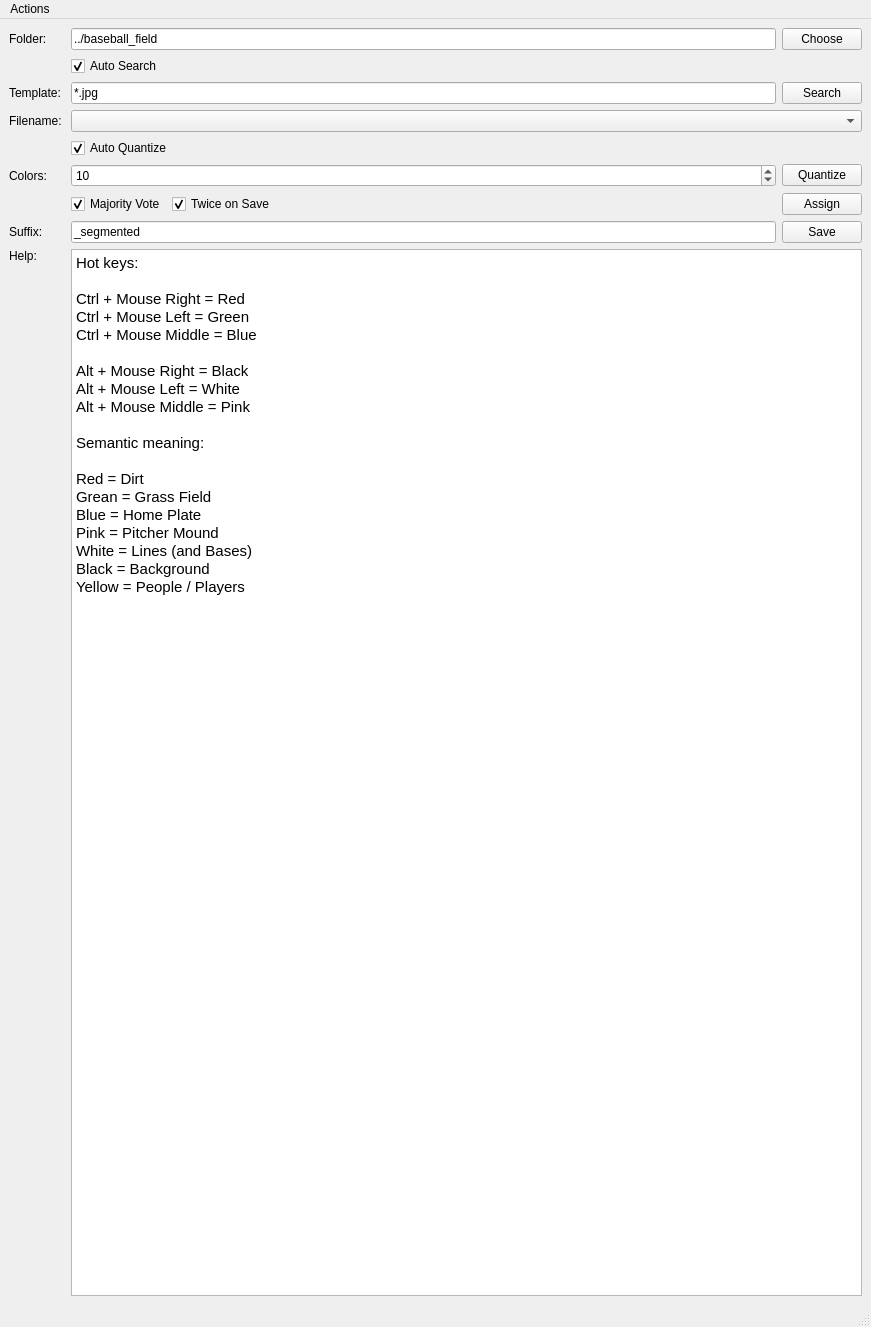
Above: calibration/segmentator.ui from VIDA-NYU/LTPT before the change. Below: the same form after it.
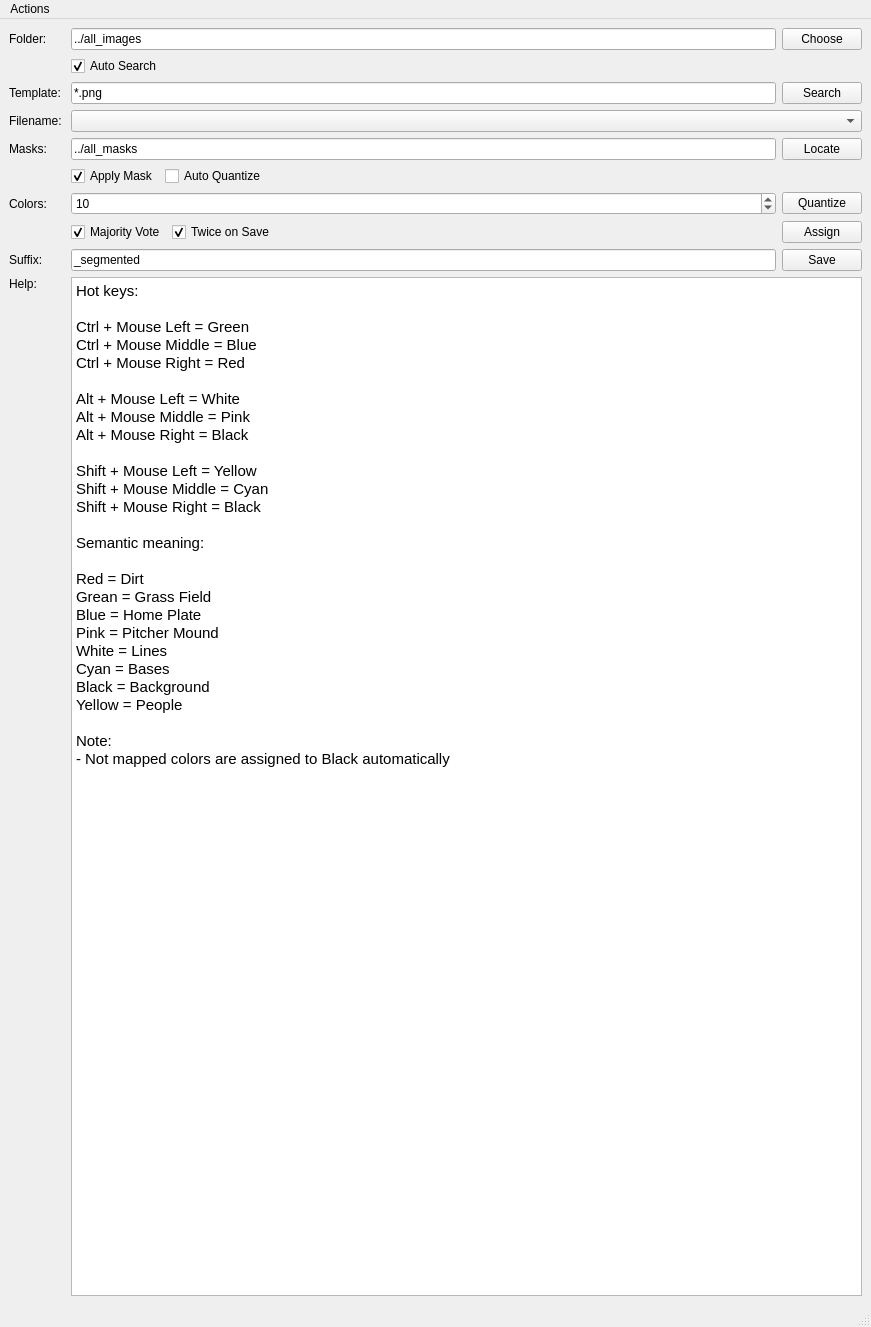
That is the form after the change.

Commit message: Include masks support

What changed in the file:
```diff
--- a/calibration/segmentator.ui
+++ b/calibration/segmentator.ui
@@ -22,32 +22,38 @@
         <property name="sizeConstraint">
          <enum>QLayout::SetMinimumSize</enum>
         </property>
-        <item row="15" column="1">
-         <layout class="QHBoxLayout" name="horizontalLayout_4">
-          <item>
-           <widget class="QLineEdit" name="suffixLE">
-            <property name="text">
-             <string>_segmented</string>
-            </property>
-           </widget>
-          </item>
-          <item>
-           <widget class="QPushButton" name="savePB">
-            <property name="text">
-             <string>Save</string>
-            </property>
-           </widget>
-          </item>
-         </layout>
-        </item>
-        <item row="15" column="0">
+        <item row="17" column="0">
          <widget class="QLabel" name="label_5">
           <property name="text">
            <string>Suffix:</string>
           </property>
          </widget>
         </item>
-        <item row="6" column="1">
+        <item row="18" column="0">
+         <layout class="QVBoxLayout" name="verticalLayout">
+          <item>
+           <widget class="QLabel" name="label_6">
+            <property name="text">
+             <string>Help: </string>
+            </property>
+           </widget>
+          </item>
+          <item>
+           <spacer name="verticalSpacer">
+            <property name="orientation">
+             <enum>Qt::Vertical</enum>
+            </property>
+            <property name="sizeHint" stdset="0">
+             <size>
+              <width>20</width>
+              <height>40</height>
+             </size>
+            </property>
+           </spacer>
+          </item>
+         </layout>
+        </item>
+        <item row="7" column="1">
          <widget class="QComboBox" name="filenameCB">
           <property name="maximumSize">
            <size>
@@ -57,12 +63,12 @@
           </property>
          </widget>
         </item>
-        <item row="2" column="1">
+        <item row="3" column="1">
          <layout class="QHBoxLayout" name="horizontalLayout_2">
           <item>
            <widget class="QLineEdit" name="templateLE">
             <property name="text">
-             <string>*.jpg</string>
+             <string>*.png</string>
             </property>
            </widget>
           </item>
@@ -75,7 +81,53 @@
           </item>
          </layout>
         </item>
-        <item row="8" column="1">
+        <item row="10" column="0">
+         <widget class="QLabel" name="label">
+          <property name="text">
+           <string>Colors: </string>
+          </property>
+         </widget>
+        </item>
+        <item row="3" column="0">
+         <widget class="QLabel" name="label_4">
+          <property name="text">
+           <string>Template: </string>
+          </property>
+         </widget>
+        </item>
+        <item row="7" column="0">
+         <widget class="QLabel" name="label_2">
+          <property name="text">
+           <string>Filename:</string>
+          </property>
+         </widget>
+        </item>
+        <item row="0" column="1">
+         <layout class="QHBoxLayout" name="folderLayout">
+          <item>
+           <widget class="QLineEdit" name="folderLE">
+            <property name="text">
+             <string>../all_images</string>
+            </property>
+           </widget>
+          </item>
+          <item>
+           <widget class="QPushButton" name="choosePB">
+            <property name="text">
+             <string>Choose</string>
+            </property>
+           </widget>
+          </item>
+         </layout>
+        </item>
+        <item row="0" column="0">
+         <widget class="QLabel" name="label_3">
+          <property name="text">
+           <string>Folder:</string>
+          </property>
+         </widget>
+        </item>
+        <item row="10" column="1">
          <layout class="QHBoxLayout" name="horizontalLayout_3">
           <item>
            <widget class="QSpinBox" name="numColorsSP">
@@ -105,35 +157,17 @@
           </item>
          </layout>
         </item>
-        <item row="7" column="1">
-         <widget class="QCheckBox" name="autoQuantizeCB">
+        <item row="1" column="1">
+         <widget class="QCheckBox" name="autoSearchCB">
           <property name="text">
-           <string>Auto Quantize</string>
+           <string>Auto Search</string>
           </property>
           <property name="checked">
            <bool>true</bool>
           </property>
          </widget>
         </item>
-        <item row="0" column="1">
-         <layout class="QHBoxLayout" name="folderLayout">
-          <item>
-           <widget class="QLineEdit" name="folderLE">
-            <property name="text">
-             <string>../baseball_field</string>
-            </property>
-           </widget>
-          </item>
-          <item>
-           <widget class="QPushButton" name="choosePB">
-            <property name="text">
-             <string>Choose</string>
-            </property>
-           </widget>
-          </item>
-         </layout>
-        </item>
-        <item row="16" column="1">
+        <item row="18" column="1">
          <widget class="QTextEdit" name="textEdit">
           <property name="readOnly">
            <bool>true</bool>
@@ -145,13 +179,17 @@
 &lt;/style&gt;&lt;/head&gt;&lt;body style=&quot; font-family:'Ubuntu'; font-size:11pt; font-weight:400; font-style:normal;&quot;&gt;
 &lt;p style=&quot; margin-top:0px; margin-bottom:0px; margin-left:0px; margin-right:0px; -qt-block-indent:0; text-indent:0px;&quot;&gt;Hot keys:&lt;/p&gt;
 &lt;p style=&quot;-qt-paragraph-type:empty; margin-top:0px; margin-bottom:0px; margin-left:0px; margin-right:0px; -qt-block-indent:0; text-indent:0px;&quot;&gt;&lt;br /&gt;&lt;/p&gt;
-&lt;p style=&quot; margin-top:0px; margin-bottom:0px; margin-left:0px; margin-right:0px; -qt-block-indent:0; text-indent:0px;&quot;&gt;Ctrl + Mouse Right = Red&lt;/p&gt;
 &lt;p style=&quot; margin-top:0px; margin-bottom:0px; margin-left:0px; margin-right:0px; -qt-block-indent:0; text-indent:0px;&quot;&gt;Ctrl + Mouse Left = Green&lt;/p&gt;
 &lt;p style=&quot; margin-top:0px; margin-bottom:0px; margin-left:0px; margin-right:0px; -qt-block-indent:0; text-indent:0px;&quot;&gt;Ctrl + Mouse Middle = Blue&lt;/p&gt;
+&lt;p style=&quot; margin-top:0px; margin-bottom:0px; margin-left:0px; margin-right:0px; -qt-block-indent:0; text-indent:0px;&quot;&gt;Ctrl + Mouse Right = Red&lt;/p&gt;
 &lt;p style=&quot;-qt-paragraph-type:empty; margin-top:0px; margin-bottom:0px; margin-left:0px; margin-right:0px; -qt-block-indent:0; text-indent:0px;&quot;&gt;&lt;br /&gt;&lt;/p&gt;
-&lt;p style=&quot; margin-top:0px; margin-bottom:0px; margin-left:0px; margin-right:0px; -qt-block-indent:0; text-indent:0px;&quot;&gt;Alt + Mouse Right = Black&lt;/p&gt;
 &lt;p style=&quot; margin-top:0px; margin-bottom:0px; margin-left:0px; margin-right:0px; -qt-block-indent:0; text-indent:0px;&quot;&gt;Alt + Mouse Left = White&lt;/p&gt;
 &lt;p style=&quot; margin-top:0px; margin-bottom:0px; margin-left:0px; margin-right:0px; -qt-block-indent:0; text-indent:0px;&quot;&gt;Alt + Mouse Middle = Pink&lt;/p&gt;
+&lt;p style=&quot; margin-top:0px; margin-bottom:0px; margin-left:0px; margin-right:0px; -qt-block-indent:0; text-indent:0px;&quot;&gt;Alt + Mouse Right = Black&lt;/p&gt;
+&lt;p style=&quot;-qt-paragraph-type:empty; margin-top:0px; margin-bottom:0px; margin-left:0px; margin-right:0px; -qt-block-indent:0; text-indent:0px;&quot;&gt;&lt;br /&gt;&lt;/p&gt;
+&lt;p style=&quot; margin-top:0px; margin-bottom:0px; margin-left:0px; margin-right:0px; -qt-block-indent:0; text-indent:0px;&quot;&gt;Shift + Mouse Left = Yellow&lt;/p&gt;
+&lt;p style=&quot; margin-top:0px; margin-bottom:0px; margin-left:0px; margin-right:0px; -qt-block-indent:0; text-indent:0px;&quot;&gt;Shift + Mouse Middle = Cyan&lt;/p&gt;
+&lt;p style=&quot; margin-top:0px; margin-bottom:0px; margin-left:0px; margin-right:0px; -qt-block-indent:0; text-indent:0px;&quot;&gt;Shift + Mouse Right = Black&lt;/p&gt;
 &lt;p style=&quot;-qt-paragraph-type:empty; margin-top:0px; margin-bottom:0px; margin-left:0px; margin-right:0px; -qt-block-indent:0; text-indent:0px;&quot;&gt;&lt;br /&gt;&lt;/p&gt;
 &lt;p style=&quot; margin-top:0px; margin-bottom:0px; margin-left:0px; margin-right:0px; -qt-block-indent:0; text-indent:0px;&quot;&gt;Semantic meaning:&lt;/p&gt;
 &lt;p style=&quot;-qt-paragraph-type:empty; margin-top:0px; margin-bottom:0px; margin-left:0px; margin-right:0px; -qt-block-indent:0; text-indent:0px;&quot;&gt;&lt;br /&gt;&lt;/p&gt;
@@ -159,14 +197,35 @@
 &lt;p style=&quot; margin-top:0px; margin-bottom:0px; margin-left:0px; margin-right:0px; -qt-block-indent:0; text-indent:0px;&quot;&gt;Grean = Grass Field&lt;/p&gt;
 &lt;p style=&quot; margin-top:0px; margin-bottom:0px; margin-left:0px; margin-right:0px; -qt-block-indent:0; text-indent:0px;&quot;&gt;Blue = Home Plate&lt;/p&gt;
 &lt;p style=&quot; margin-top:0px; margin-bottom:0px; margin-left:0px; margin-right:0px; -qt-block-indent:0; text-indent:0px;&quot;&gt;Pink = Pitcher Mound&lt;/p&gt;
-&lt;p style=&quot; margin-top:0px; margin-bottom:0px; margin-left:0px; margin-right:0px; -qt-block-indent:0; text-indent:0px;&quot;&gt;White = Lines (and Bases)&lt;/p&gt;
+&lt;p style=&quot; margin-top:0px; margin-bottom:0px; margin-left:0px; margin-right:0px; -qt-block-indent:0; text-indent:0px;&quot;&gt;White = Lines&lt;/p&gt;
+&lt;p style=&quot; margin-top:0px; margin-bottom:0px; margin-left:0px; margin-right:0px; -qt-block-indent:0; text-indent:0px;&quot;&gt;Cyan = Bases&lt;/p&gt;
 &lt;p style=&quot; margin-top:0px; margin-bottom:0px; margin-left:0px; margin-right:0px; -qt-block-indent:0; text-indent:0px;&quot;&gt;Black = Background&lt;/p&gt;
-&lt;p style=&quot; margin-top:0px; margin-bottom:0px; margin-left:0px; margin-right:0px; -qt-block-indent:0; text-indent:0px;&quot;&gt;Yellow = People / Players&lt;/p&gt;
-&lt;p style=&quot;-qt-paragraph-type:empty; margin-top:0px; margin-bottom:0px; margin-left:0px; margin-right:0px; -qt-block-indent:0; text-indent:0px;&quot;&gt;&lt;br /&gt;&lt;/p&gt;&lt;/body&gt;&lt;/html&gt;</string>
+&lt;p style=&quot; margin-top:0px; margin-bottom:0px; margin-left:0px; margin-right:0px; -qt-block-indent:0; text-indent:0px;&quot;&gt;Yellow = People&lt;/p&gt;
+&lt;p style=&quot;-qt-paragraph-type:empty; margin-top:0px; margin-bottom:0px; margin-left:0px; margin-right:0px; -qt-block-indent:0; text-indent:0px;&quot;&gt;&lt;br /&gt;&lt;/p&gt;
+&lt;p style=&quot; margin-top:0px; margin-bottom:0px; margin-left:0px; margin-right:0px; -qt-block-indent:0; text-indent:0px;&quot;&gt;Note:&lt;/p&gt;
+&lt;p style=&quot; margin-top:0px; margin-bottom:0px; margin-left:0px; margin-right:0px; -qt-block-indent:0; text-indent:0px;&quot;&gt;- Not mapped colors are assigned to Black automatically&lt;/p&gt;&lt;/body&gt;&lt;/html&gt;</string>
           </property>
          </widget>
         </item>
-        <item row="14" column="1">
+        <item row="17" column="1">
+         <layout class="QHBoxLayout" name="horizontalLayout_4">
+          <item>
+           <widget class="QLineEdit" name="suffixLE">
+            <property name="text">
+             <string>_segmented</string>
+            </property>
+           </widget>
+          </item>
+          <item>
+           <widget class="QPushButton" name="savePB">
+            <property name="text">
+             <string>Save</string>
+            </property>
+           </widget>
+          </item>
+         </layout>
+        </item>
+        <item row="16" column="1">
          <layout class="QHBoxLayout" name="horizontalLayout_5">
           <item>
            <widget class="QCheckBox" name="majorityVoteCB">
@@ -209,62 +268,62 @@
           </item>
          </layout>
         </item>
-        <item row="2" column="0">
-         <widget class="QLabel" name="label_4">
-          <property name="text">
-           <string>Template: </string>
-          </property>
-         </widget>
-        </item>
-        <item row="0" column="0">
-         <widget class="QLabel" name="label_3">
-          <property name="text">
-           <string>Folder:</string>
-          </property>
-         </widget>
+        <item row="8" column="1">
+         <layout class="QHBoxLayout" name="horizontalLayout_6">
+          <item>
+           <widget class="QLineEdit" name="masksLE">
+            <property name="text">
+             <string>../all_masks</string>
+            </property>
+           </widget>
+          </item>
+          <item>
+           <widget class="QPushButton" name="locatePB">
+            <property name="text">
+             <string>Locate</string>
+            </property>
+           </widget>
+          </item>
+         </layout>
         </item>
         <item row="8" column="0">
-         <widget class="QLabel" name="label">
+         <widget class="QLabel" name="label_7">
           <property name="text">
-           <string>Colors: </string>
+           <string>Masks: </string>
           </property>
          </widget>
         </item>
-        <item row="6" column="0">
-         <widget class="QLabel" name="label_2">
-          <property name="text">
-           <string>Filename:</string>
-          </property>
-         </widget>
-        </item>
-        <item row="1" column="1">
-         <widget class="QCheckBox" name="autoSearchCB">
-          <property name="text">
-           <string>Auto Search</string>
-          </property>
-          <property name="checked">
-           <bool>true</bool>
-          </property>
-         </widget>
-        </item>
-        <item row="16" column="0">
-         <layout class="QVBoxLayout" name="verticalLayout">
+        <item row="9" column="1">
+         <layout class="QHBoxLayout" name="horizontalLayout_7">
           <item>
-           <widget class="QLabel" name="label_6">
+           <widget class="QCheckBox" name="applyMaskCB">
             <property name="text">
-             <string>Help: </string>
+             <string>Apply Mask</string>
             </property>
+            <property name="checked">
+             <bool>true</bool>
+            </property>
            </widget>
           </item>
           <item>
-           <spacer name="verticalSpacer">
+           <widget class="QCheckBox" name="autoQuantizeCB">
+            <property name="text">
+             <string>Auto Quantize</string>
+            </property>
+            <property name="checked">
+             <bool>false</bool>
+            </property>
+           </widget>
+          </item>
+          <item>
+           <spacer name="horizontalSpacer">
             <property name="orientation">
-             <enum>Qt::Vertical</enum>
+             <enum>Qt::Horizontal</enum>
             </property>
             <property name="sizeHint" stdset="0">
              <size>
-              <width>20</width>
-              <height>40</height>
+              <width>40</width>
+              <height>20</height>
              </size>
             </property>
            </spacer>
```
Left out of the diff: 10 changed lines with no effect on the pictures. The commit also changes 3 other files.
